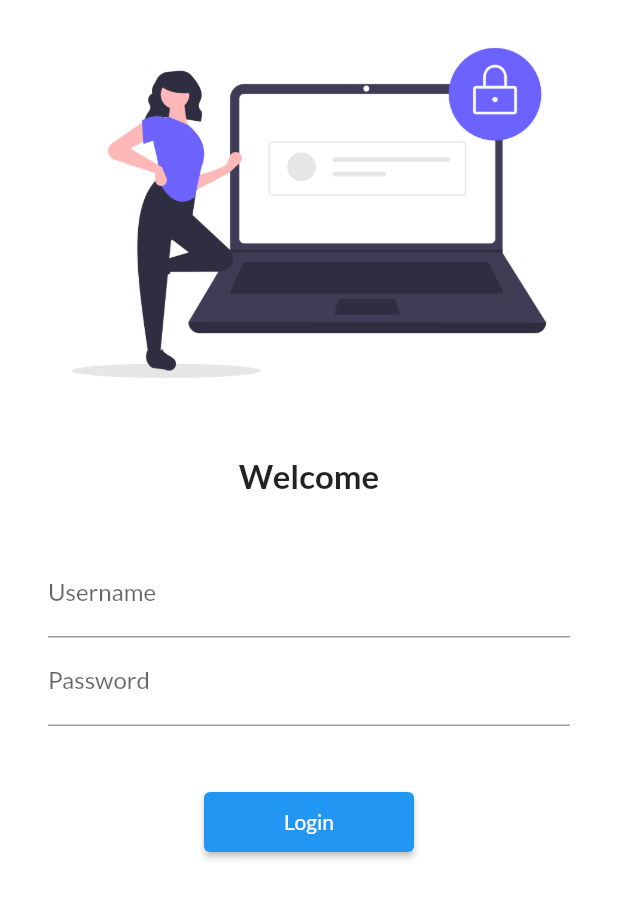
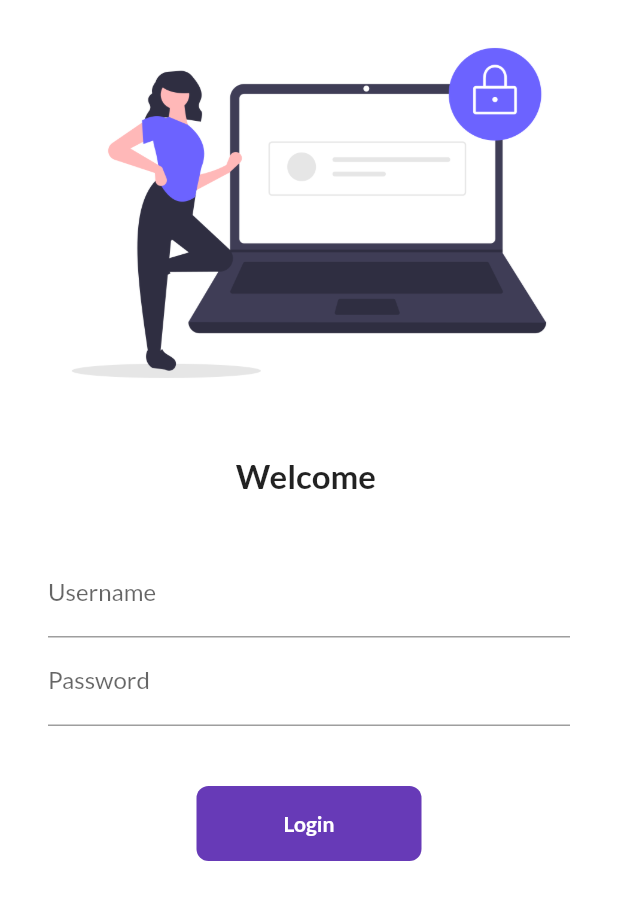
Before and after one commit to Niloydey59/flutter, a Flutter app: the screen it shows after launch, on a phone screen of 412 x 824 dp. Shown: the top 900 px of the screen. Run offline on Flutter 3.47's test engine with Material 2 defaults, Android fonts, the phone set to English and light mode, and no system bars; our stand-ins replace google_fonts.

Commit message:
Day 6 completed

```diff
--- a/lib/screens/loginpage.dart
+++ b/lib/screens/loginpage.dart
@@ -1,8 +1,15 @@
 import 'package:flutter/material.dart';
 import 'package:myapp/utils/routes.dart';
 
-class LoginPage extends StatelessWidget {
+class LoginPage extends StatefulWidget {
 
+  @override
+  State<LoginPage> createState() => _LoginPageState();
+}
+
+class _LoginPageState extends State<LoginPage> {
+  String name="";
+  bool changebutton=false;
   @override
   Widget build(BuildContext context) {
     return Material(
@@ -18,7 +25,7 @@ class LoginPage extends StatelessWidget {
               height: 20,
             ),
             Text(
-              "Welcome",
+              "Welcome $name",
               style: TextStyle(
                 fontSize: 22,
                 fontWeight: FontWeight.bold,
@@ -36,6 +43,10 @@ class LoginPage extends StatelessWidget {
                         hintText: "Enter username",
                         labelText: "Username"
                     ),
+                    onChanged: (value){
+                        name=value;
+                        setState(() {});
+                    },
                   ),
                   TextFormField(
                     obscureText: true,
@@ -47,7 +58,7 @@ class LoginPage extends StatelessWidget {
                   SizedBox(
                     height: 40,
                   ),
-                  ElevatedButton(
+                  /*ElevatedButton(
                       child: Text("Login"),
                       style: ElevatedButton.styleFrom(
                         fixedSize: Size(140, 40),
@@ -57,7 +68,42 @@ class LoginPage extends StatelessWidget {
                     onPressed: () {
                         Navigator.pushNamed(context, MyRoutes.HomeRoute);
                     } ,
-                  ),
+                  ),*/
+                  InkWell(
+                    onTap: () async {
+                      setState(() {
+                        changebutton=true;
+                      });
+                      await Future.delayed(Duration(seconds: 1));
+                      Navigator.pushNamed(context, MyRoutes.HomeRoute);
+                    },
+                    child: AnimatedContainer(
+                      duration: Duration(seconds: 1),
+                      width: changebutton ? 50 : 150,
+                      height: 50,
+                      alignment: Alignment.center,
+                      decoration: BoxDecoration(
+                          color: Colors.deepPurple,
+
+                          /*shape: changebutton ?
+                          BoxShape.circle :
+                              BoxShape.rectangle,*/
+
+                          borderRadius:
+                          BorderRadius.circular(changebutton ? 50 : 8)
+                      ),
+                      child: changebutton ? Icon(
+                        Icons.done,
+                        color: Colors.white,
+                      ):Text(
+                        "Login",
+                        style: TextStyle(
+                          color: Colors.white,
+                          fontWeight: FontWeight.bold,
+                        ),
+                      ),
+                    ),
+                  )
                 ],
               ),
             )
```
